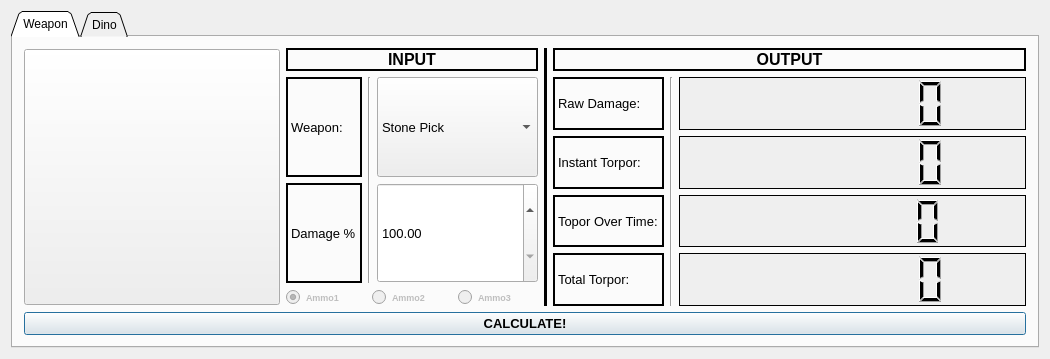
Above: mainwindow.ui from mattearly/ARK-Survial-Evolved-damage-calculator before the change. Below: the same form after it.
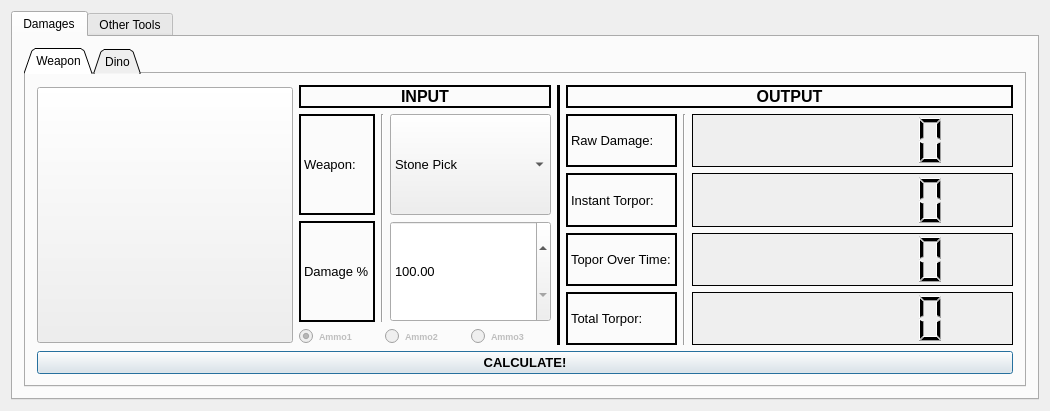
That is the form after the change. The open tabs and pages were chosen to show the change.

Commit message:
Dino damage complete
prepping to add other tools

Diff of the .ui file:
```diff
--- a/mainwindow.ui
+++ b/mainwindow.ui
@@ -28,6 +28,16 @@
   <widget class="QWidget" name="centralWidget">
    <layout class="QVBoxLayout" name="verticalLayout_7">
     <item>
+     <widget class="QTabWidget" name="Noneyet">
+      <property name="currentIndex">
+       <number>1</number>
+      </property>
+      <widget class="QWidget" name="tab_3">
+       <attribute name="title">
+        <string>Damages</string>
+       </attribute>
+       <layout class="QVBoxLayout" name="verticalLayout_16">
+        <item>
      <widget class="QTabWidget" name="tabWidget_damage">
       <property name="tabPosition">
        <enum>QTabWidget::North</enum>
@@ -1646,6 +1656,15 @@
          </widget>
         </item>
        </layout>
+          </widget>
+         </widget>
+        </item>
+       </layout>
+      </widget>
+      <widget class="QWidget" name="tab_4">
+       <attribute name="title">
+        <string>Other Tools</string>
+       </attribute>
       </widget>
      </widget>
     </item>
```
Lines whose indentation alone changed are shown as unchanged. The commit also changes 3 other files.
